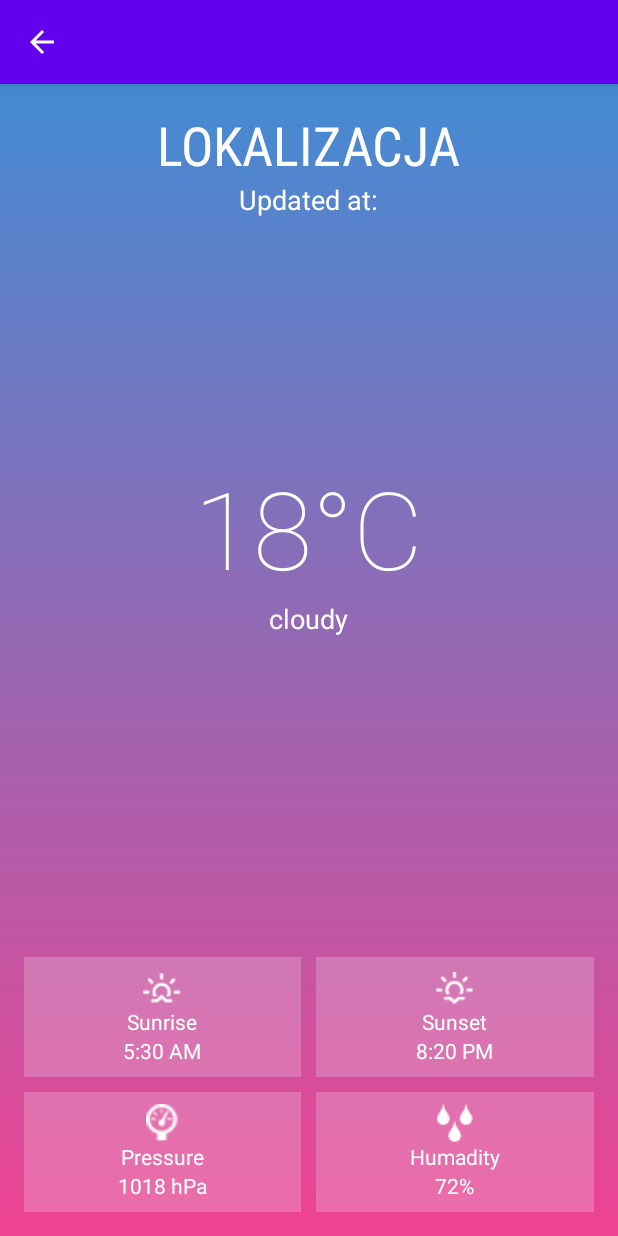
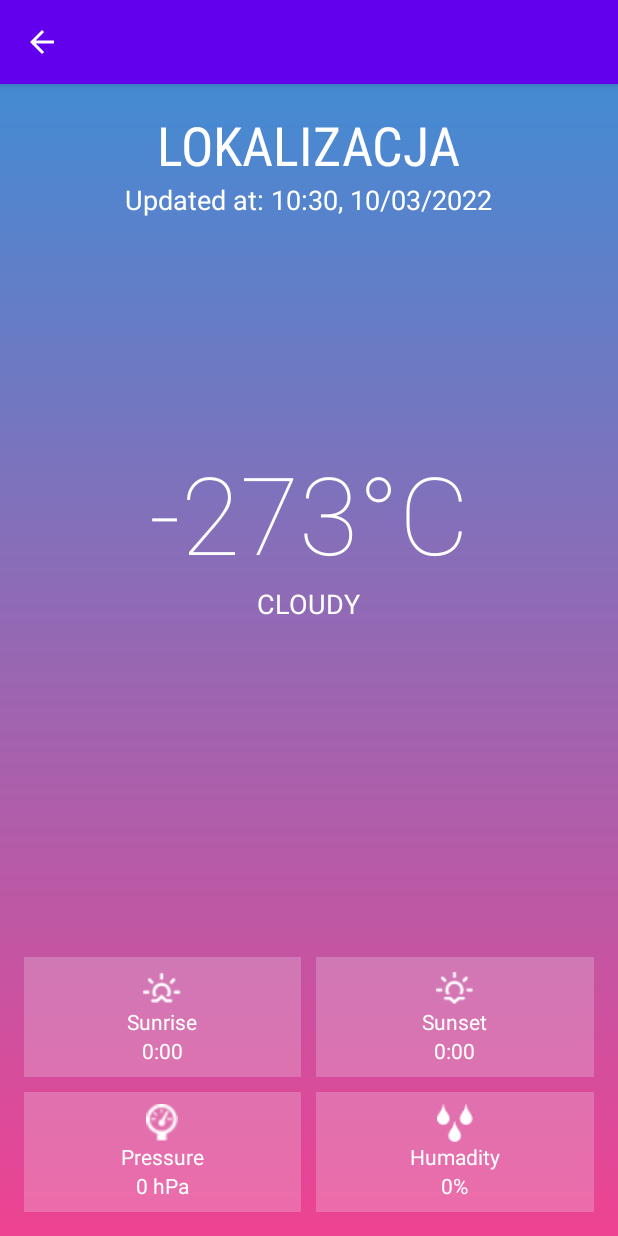
Before and after one commit to AgnieszkaDudala/WeatherApp, an Android app: the ShowWeatherActivity screen opened directly, with no data from a screen before it, on a phone screen of 412 x 824 dp. Run offline under Robolectric (Android 15) with nearby library versions, the phone set to English and light mode, and no system bars; 2 statements that could not run were skipped.

Commit message:
Set Extras to TextViews

```diff
--- a/app/build.gradle
+++ b/app/build.gradle
@@ -40,6 +40,8 @@ dependencies {
 
     implementation 'com.squareup.retrofit2:retrofit:2.9.0'
     implementation 'com.squareup.retrofit2:converter-gson:2.1.0'
+    implementation("org.jetbrains.kotlinx:kotlinx-coroutines-android:1.3.9")
+
 
     testImplementation 'junit:junit:4.13.2'
     androidTestImplementation 'androidx.test.ext:junit:1.1.3'
--- a/app/src/main/java/com/example/weatherapp/activities/ShowWeatherActivity.kt
+++ b/app/src/main/java/com/example/weatherapp/activities/ShowWeatherActivity.kt
@@ -1,8 +1,16 @@
 package com.example.weatherapp.activities
 
+import android.os.Build
+import android.os.Bundle
+import android.widget.TextView
 import androidx.appcompat.app.AppCompatActivity
-import android.os.Bundle
 import com.example.weatherapp.R
+import java.math.RoundingMode
+import java.text.DecimalFormat
+import java.time.LocalDateTime
+import java.time.ZoneId
+import java.time.format.DateTimeFormatter
+
 
 class ShowWeatherActivity : AppCompatActivity() {
     override fun onCreate(savedInstanceState: Bundle?) {
@@ -10,5 +18,64 @@ class ShowWeatherActivity : AppCompatActivity() {
         setContentView(R.layout.activity_show_weather)
 
         title = ""
+
+        setCurrentTimeAndData()
+        setExtrasToTextViews()
+    }
+
+    private fun setCurrentTimeAndData(){
+        val currentDateTime = if (Build.VERSION.SDK_INT >= Build.VERSION_CODES.O) {
+            LocalDateTime.now()
+        } else {
+            TODO("VERSION.SDK_INT < O")
+        }
+        val updatedAt = findViewById<TextView>(R.id.updated_at).apply {
+            text = "Updated at: " + currentDateTime.format(DateTimeFormatter.ofPattern("HH:mm, dd/MM/yyyy"))
+        }
+    }
+
+    private fun setExtrasToTextViews(){
+        val cityname = findViewById<TextView>(R.id.text_cityname).apply {
+            text = intent.getStringExtra("cityname").toString()
+        }
+        val temperature = findViewById<TextView>(R.id.text_temperature).apply {
+            var tempInK = intent.getFloatExtra("temperature", 0.0f)
+            text = convertKelwinsToCelsius(tempInK)
+        }
+        val weather = findViewById<TextView>(R.id.text_main_weather).apply {
+            text = intent.getStringExtra("weather").toString()
+        }
+        val sunriseTime = findViewById<TextView>(R.id.sunrise).apply {
+            val timeInMSeconds = intent.getIntExtra("sunrise", 0).toLong()
+            text = convertTimeInMillisToHourAndMinute(timeInMSeconds)
+        }
+
+        val sunsetTime = findViewById<TextView>(R.id.sunset).apply {
+            val timeInMSeconds = intent.getIntExtra("sunset", 0).toLong()
+            text = convertTimeInMillisToHourAndMinute(timeInMSeconds)
+        }
+
+        val pressure = findViewById<TextView>(R.id.pressure).apply {
+            text = intent.getIntExtra("pressure", 0).toString() + " hPa"
+        }
+        val humadity = findViewById<TextView>(R.id.humadity).apply {
+            text = intent.getIntExtra("humadity", 0).toString() + "%"
+        }
+    }
+
+    private fun convertTimeInMillisToHourAndMinute(timeInMillis: Long): String {
+        val m: Long = timeInMillis / 60 % 60
+        val h: Long = timeInMillis / (60 * 60) % 24
+
+        return String.format("%d:%02d", h, m)
+    }
+
+    private fun convertKelwinsToCelsius(tempInK: Float): String{
+        var tempInC = tempInK - 273.15
+
+        val df = DecimalFormat("#")
+        df.roundingMode = RoundingMode.CEILING
+
+        return df.format(tempInC).toString() + "°C"
     }
 }
--- a/app/src/main/res/drawable/btn_finder.xml
+++ b/app/src/main/res/drawable/btn_finder.xml
@@ -1,5 +1,5 @@
 <?xml version="1.0" encoding="utf-8"?>
 <shape xmlns:android="http://schemas.android.com/apk/res/android">
     <corners android:radius="40dp"/>
-    <solid android:color="#3CF1EBF1"/>
+    <stroke android:color="@color/white" android:width="10dp"/>
 </shape>
--- a/app/src/main/res/layout/activity_main.xml
+++ b/app/src/main/res/layout/activity_search_city.xml
@@ -1,6 +1,5 @@
 <?xml version="1.0" encoding="utf-8"?>
 <RelativeLayout xmlns:android="http://schemas.android.com/apk/res/android"
-    xmlns:app="http://schemas.android.com/apk/res-auto"
     xmlns:tools="http://schemas.android.com/tools"
     android:layout_width="match_parent"
     android:layout_height="match_parent"
@@ -17,7 +16,9 @@
         android:textAlignment="center"
         android:maxLines="1"
         android:ellipsize="end"
-        android:textColor="@color/black"/>
+        android:textColorHint="@color/white"
+        android:outlineAmbientShadowColor="@color/white"
+        android:textColor="@color/white"/>
 
     <Button
         android:id="@+id/btn_find_weather"
--- a/app/src/main/res/layout/activity_show_weather.xml
+++ b/app/src/main/res/layout/activity_show_weather.xml
@@ -41,7 +41,7 @@
         android:layout_height="wrap_content"
         android:layout_below="@id/localization_container"
         android:layout_centerHorizontal="true"
-        android:layout_marginTop="150dp"
+        android:layout_marginTop="140dp"
         android:orientation="vertical"
         android:padding="8dp">
 
@@ -62,6 +62,7 @@
             android:layout_below="@id/text_temperature"
             android:layout_gravity="center"
             android:text="cloudy"
+            android:textAllCaps="true"
             android:textSize="18sp" />
 
     </LinearLayout>
--- a/app/src/main/res/values/strings.xml
+++ b/app/src/main/res/values/strings.xml
@@ -2,4 +2,5 @@
     <string name="app_name">WeatherApp</string>
     <string name="insert_cityname">Insert cityname...</string>
     <string name="find_weather">Find weather</string>
+    <string name="api_key">7dc17897c83e4cfa1c7b81336e0628a5</string>
 </resources>
```
Also changed, not shown: app/src/main/java/com/example/weatherapp/activities/SearchCityActivity.kt (+55 -7 lines), app/src/main/java/com/example/weatherapp/retrofitInterface/ApiCallInterface.kt (+8 -5 lines), app/src/main/java/com/example/weatherapp/weatherdetails/DataModel.kt (+13 -13 lines).
